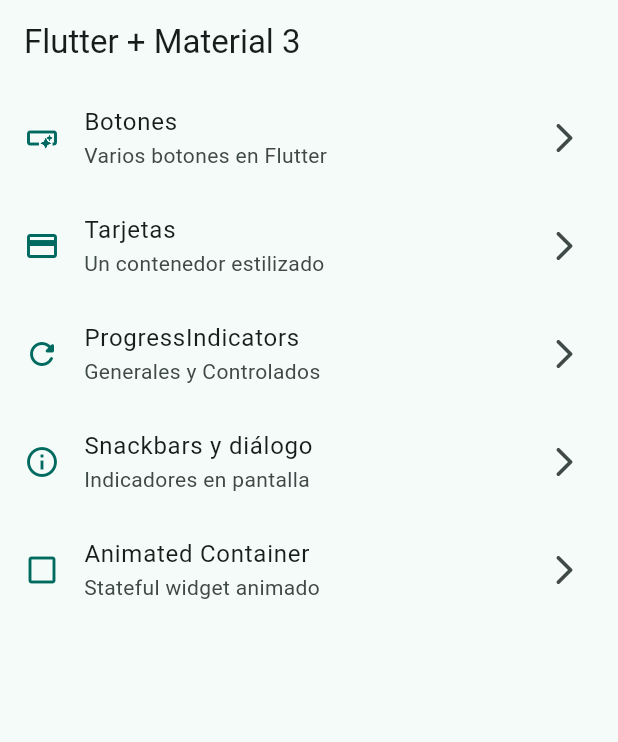
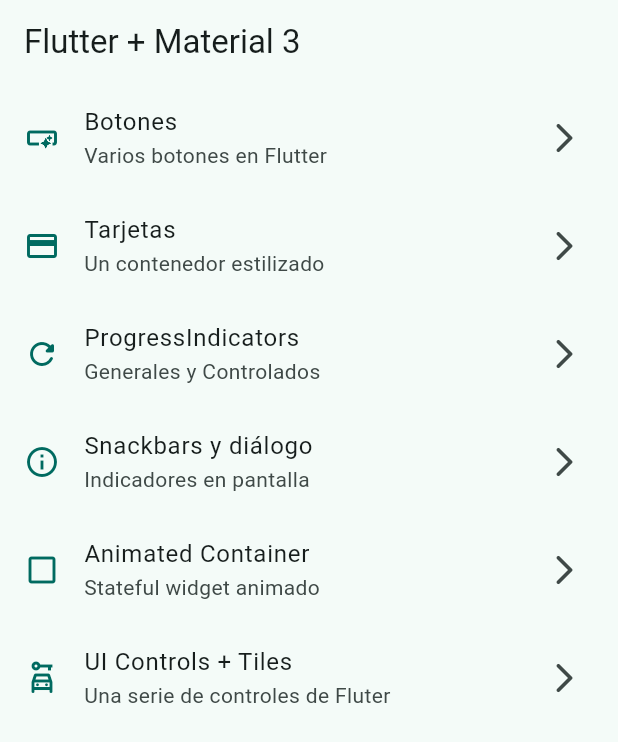
Before and after one commit to francoinostrozah/widgets_app, a Flutter app: the screen it shows after launch, on a phone screen of 412 x 824 dp. Shown: the top 742 px of the screen. Run offline on Flutter 3.47's test engine with Material 2 defaults, Android fonts, the phone set to English and light mode, and no system bars; our stand-ins replace go_router.

Commit message:
:sparkles: (tiles) added SwithListTile and RadioListTile

```diff
--- a/lib/config/menu/menu_items.dart
+++ b/lib/config/menu/menu_items.dart
@@ -39,4 +39,9 @@ const appMenuItems = <MenuItem>[
       subTitle: 'Stateful widget animado',
       link: '/animated',
       icon: Icons.check_box_outline_blank_outlined),
+  MenuItem(
+      title: 'UI Controls + Tiles',
+      subTitle: 'Una serie de controles de Fluter',
+      link: '/ui-controls',
+      icon: Icons.car_rental_outlined),
 ];
--- a/lib/config/router/app_router.dart
+++ b/lib/config/router/app_router.dart
@@ -36,5 +36,10 @@ final appRouter = GoRouter(
       name: AnimatedScreen.name,
       builder: (context, state) => const AnimatedScreen(),
     ),
+    GoRoute(
+      path: '/ui-controls',
+      name: UiControlsScreen.name,
+      builder: (context, state) => const UiControlsScreen(),
+    ),
   ],
 );
```
Also changed, not shown: lib/presentation/screens/ui_controls/ui_controls_screen.dart (+39 -1 lines).
